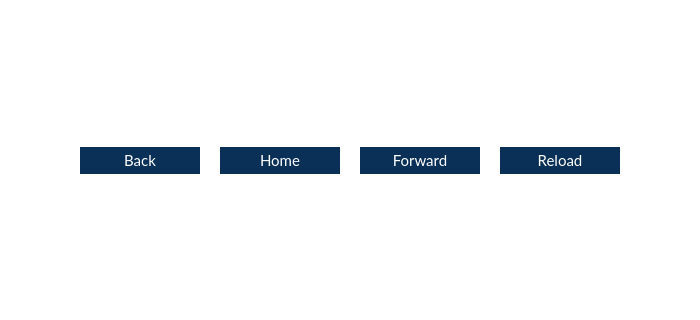
Qt form src/qt/forms/newspage.ui (VeriConomy/vericoin) before a commit; both pictures show x 121 to 821 and y 370 to 690 of the 1024 by 1024 pixel window.
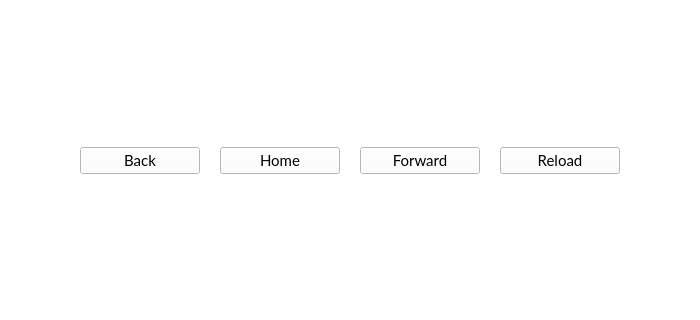
The same form after that commit. Icons and pictures are not drawn. Custom widgets are drawn as their Qt base class.

Patch:
```diff
--- a/src/qt/forms/newspage.ui
+++ b/src/qt/forms/newspage.ui
@@ -120,8 +120,7 @@
         </font>
        </property>
        <property name="styleSheet">
-        <string notr="true">QPushButton { background : #0a3057; border : none; color: #FFFFFF} QPushButton:hover { background : #418BCA; } 
-QPushButton:pressed { background : #418BCA; }</string>
+        <string notr="true"/>
        </property>
        <property name="text">
         <string>Back</string>
@@ -172,8 +171,7 @@
         </font>
        </property>
        <property name="styleSheet">
-        <string notr="true">QPushButton { background : #0a3057; border : none; color: #FFFFFF} QPushButton:hover { background : #418BCA; } 
-QPushButton:pressed { background : #418BCA; }</string>
+        <string notr="true"/>
        </property>
        <property name="text">
         <string>Reload</string>
@@ -224,8 +222,7 @@
         </font>
        </property>
        <property name="styleSheet">
-        <string notr="true">QPushButton { background : #0a3057; border : none; color: #FFFFFF} QPushButton:hover { background : #418BCA; } 
-QPushButton:pressed { background : #418BCA; }</string>
+        <string notr="true"/>
        </property>
        <property name="text">
         <string>Home</string>
@@ -276,8 +273,7 @@
         </font>
        </property>
        <property name="styleSheet">
-        <string notr="true">QPushButton { background : #0a3057; border : none; color: #FFFFFF} QPushButton:hover { background : #418BCA; } 
-QPushButton:pressed { background : #418BCA; }</string>
+        <string notr="true"/>
        </property>
        <property name="text">
         <string>Forward</string>
```
